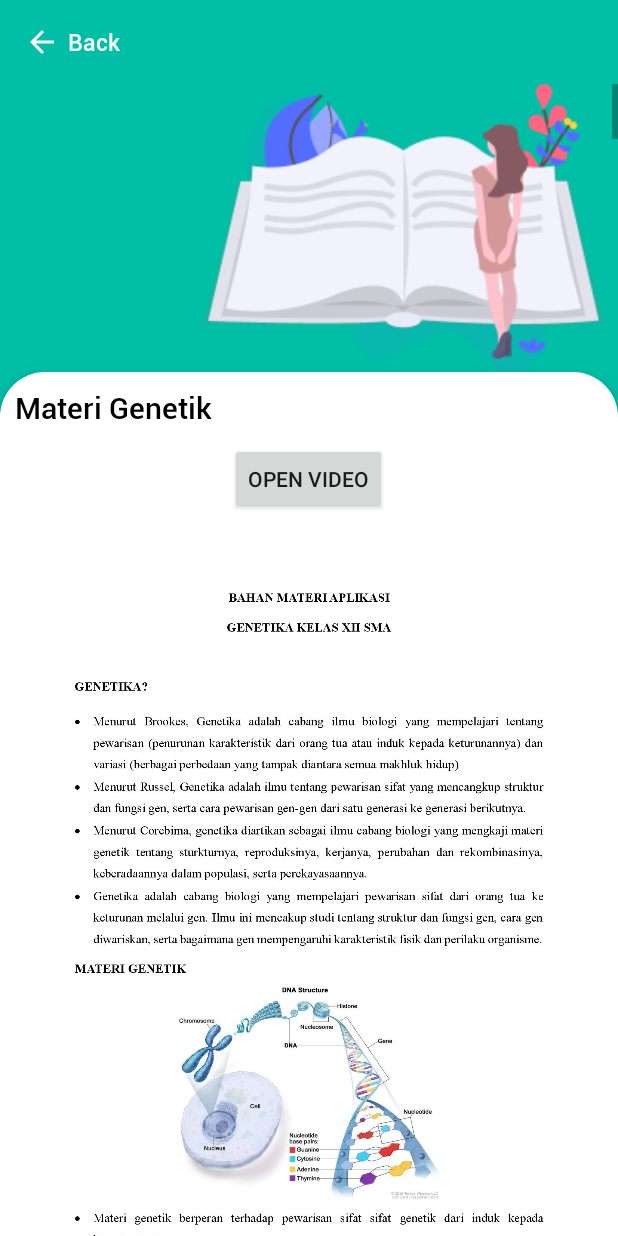
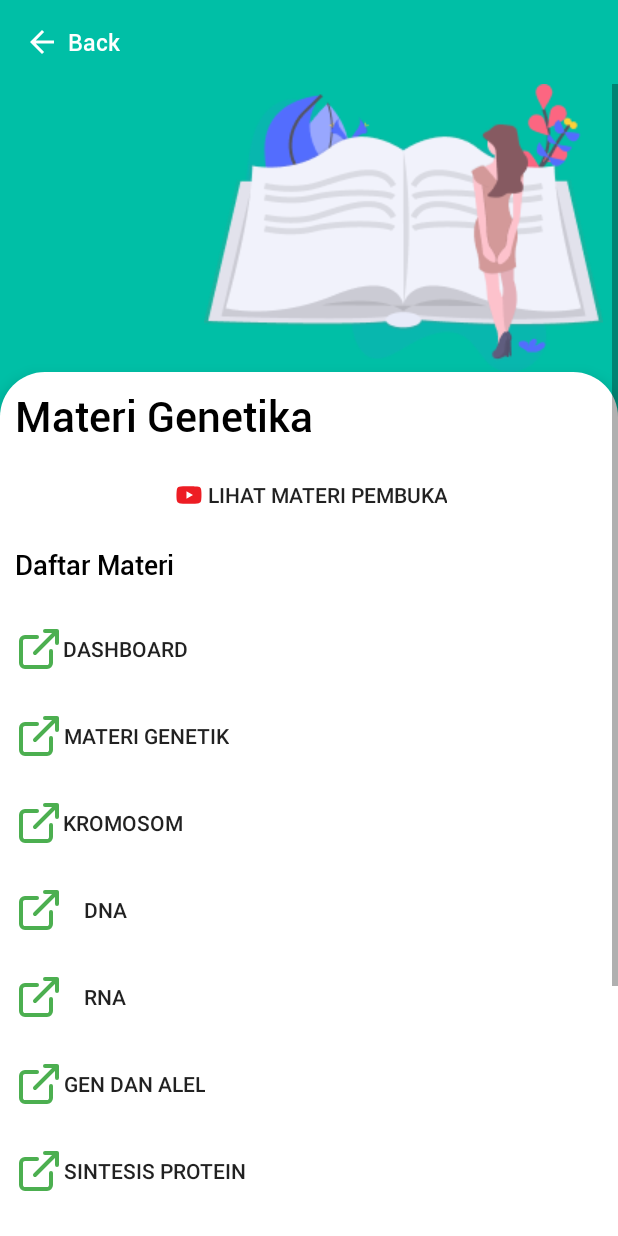
Before and after one commit to b1-hercules/pocket-biology, an Android app: the Materi screen opened directly, with no data from a screen before it, on a phone screen of 412 x 824 dp. Run offline under Robolectric (Android 15) with nearby library versions, the phone set to English and light mode, and no system bars.

Commit message:
perbaikan, tinggal dashboard dan list menu materi biologi di Materi.java dan activity_materi.xml.

```diff
--- a/app/src/main/java/com/adi/mediapembelajaranmatematika/Activity/Materi.java
+++ b/app/src/main/java/com/adi/mediapembelajaranmatematika/Activity/Materi.java
@@ -1,49 +1,42 @@
 package com.adi.mediapembelajaranmatematika.Activity;
 
-import android.content.Context;
 import android.content.Intent;
-import android.content.res.AssetManager;
-import android.graphics.Bitmap;
-import android.graphics.BitmapFactory;
 import android.net.Uri;
 import android.os.Bundle;
 import androidx.appcompat.app.AppCompatActivity;
-
-import android.os.ParcelFileDescriptor;
 import android.view.View;
-import android.webkit.WebView;
 import android.widget.Button;
 import android.widget.ImageView;
-import android.webkit.WebChromeClient;
-import android.widget.LinearLayout;
-
 import com.adi.mediapembelajaranmatematika.R;
-import java.io.File;
-import java.io.IOException;
-import java.io.InputStream;
-import java.util.ArrayList;
-import java.util.List;
 
 public class Materi extends AppCompatActivity {
-   // private PDFView pdfView;
-    private LinearLayout linearImage;
     @Override
     protected void onCreate(Bundle savedInstanceState) {
         super.onCreate(savedInstanceState);
         setContentView(R.layout.activity_materi);
 
-        linearImage = findViewById(R.id.linear_image);
-       // pdfView =  findViewById(R.id.pdfView);
-         Button btnOpenVideo = findViewById(R.id.btn_open_video);
+        Button btnOpenVideo = findViewById(R.id.btn_open_video);
         ImageView btnKembali = findViewById(R.id.btn_kembali);
+        Button btnDashboard = findViewById(R.id.btn_dashboard);
+        Button btnMateriGenetik = findViewById(R.id.btn_materi_genetik);
+        Button btnKromosom = findViewById(R.id.btn_kromosom);
+        Button btndna = findViewById(R.id.btn_dna);
+        Button btnrna = findViewById(R.id.btn_rna);
+        Button btnGendanAlel = findViewById(R.id.btn_gen_dan_alel);
+        Button btnSintesisProtein = findViewById(R.id.btn_sintesis_protein);
+        Button btnPewarisanSifat = findViewById(R.id.btn_pewarisan_sifat);
+        Button btnPautan = findViewById(R.id.btn_pautan);
+        Button btnHereditas = findViewById(R.id.btn_hereditas);
+        Button btnMutasi = findViewById(R.id.btn_mutasi);
+
         btnKembali.setOnClickListener(new View.OnClickListener() {
             @Override
             public void onClick(View v) {
-                onBackPressed(); // Go back to the previous activity
+                onBackPressed();
             }
         });
 
-       btnOpenVideo.setOnClickListener(new View.OnClickListener() {
+        btnOpenVideo.setOnClickListener(new View.OnClickListener() {
             @Override
             public void onClick(View v) {
                 Intent intent = new Intent(Intent.ACTION_VIEW);
@@ -52,41 +45,103 @@ public class Materi extends AppCompatActivity {
             }
         });
 
+        btnDashboard.setOnClickListener(new View.OnClickListener() {
+            @Override
+            public void onClick(View v) {
+                Intent intent = new Intent(Intent.ACTION_VIEW);
+                intent.setData(Uri.parse("https://sites.google.com/view/pocketbiology/dashboard"));
+                startActivity(intent);
+            }
+        });
 
-        WebView webView = findViewById(R.id.webview);
+        btnMateriGenetik.setOnClickListener(new View.OnClickListener() {
+            @Override
+            public void onClick(View v) {
+                Intent intent = new Intent(Intent.ACTION_VIEW);
+                intent.setData(Uri.parse("https://sites.google.com/view/pocketbiology/materi-genetik"));
+                startActivity(intent);
+            }
+        });
 
-        String frameVideo = "<html><body><iframe width=\"100%\" height=\"100%\" src=\"https://www.youtube.com/embed/pRLzqHAWTcs\" frameborder=\"0\" allowfullscreen></iframe></body></html>";
+        btnKromosom.setOnClickListener(new View.OnClickListener() {
+            @Override
+            public void onClick(View v) {
+                Intent intent = new Intent(Intent.ACTION_VIEW);
+                intent.setData(Uri.parse("https://sites.google.com/view/pocketbiology/kromosom"));
+                startActivity(intent);
+            }
+        });
 
-        webView.loadData(frameVideo, "text/html","utf-8");
-        webView.getSettings().setJavaScriptEnabled(true);
-        webView.setWebChromeClient(new WebChromeClient());
+        btndna.setOnClickListener(new View.OnClickListener() {
+            @Override
+            public void onClick(View v) {
+                Intent intent = new Intent(Intent.ACTION_VIEW);
+                intent.setData(Uri.parse("https://sites.google.com/view/pocketbiology/dna"));
+                startActivity(intent);
+            }
+        });
 
-     //   readPdf();
-        readImageAsset();
+        btnrna.setOnClickListener(new View.OnClickListener() {
+            @Override
+            public void onClick(View v) {
+                Intent intent = new Intent(Intent.ACTION_VIEW);
+                intent.setData(Uri.parse("https://sites.google.com/view/pocketbiology/rna"));
+                startActivity(intent);
+            }
+        });
+
+        btnGendanAlel.setOnClickListener(new View.OnClickListener() {
+            @Override
+            public void onClick(View v) {
+                Intent intent = new Intent(Intent.ACTION_VIEW);
+                intent.setData(Uri.parse("https://sites.google.com/view/pocketbiology/gendanalel"));
+                startActivity(intent);
+            }
+        });
+
+        btnSintesisProtein.setOnClickListener(new View.OnClickListener() {
+            @Override
+            public void onClick(View v) {
+                Intent intent = new Intent(Intent.ACTION_VIEW);
+                intent.setData(Uri.parse("https://sites.google.com/view/pocketbiology/sintesisprotein"));
+                startActivity(intent);
+            }
+        });
+
+        btnPewarisanSifat.setOnClickListener(new View.OnClickListener() {
+            @Override
+            public void onClick(View v) {
+                Intent intent = new Intent(Intent.ACTION_VIEW);
+                intent.setData(Uri.parse("https://sites.google.com/view/pocketbiology/pewarisansifat"));
+                startActivity(intent);
+            }
+        });
+
+        btnPautan.setOnClickListener(new View.OnClickListener() {
+            @Override
+            public void onClick(View v) {
+                Intent intent = new Intent(Intent.ACTION_VIEW);
+                intent.setData(Uri.parse("https://sites.google.com/view/pocketbiology/pautan"));
+                startActivity(intent);
+            }
+        });
+
+        btnHereditas.setOnClickListener(new View.OnClickListener() {
+            @Override
+            public void onClick(View v) {
+                Intent intent = new Intent(Intent.ACTION_VIEW);
+                intent.setData(Uri.parse("https://sites.google.com/view/pocketbiology/hereditas"));
+                startActivity(intent);
+            }
+        });
+
+        btnMutasi.setOnClickListener(new View.OnClickListener() {
+            @Override
+            public void onClick(View v) {
+                Intent intent = new Intent(Intent.ACTION_VIEW);
+                intent.setData(Uri.parse("https://sites.google.com/view/pocketbiology/mutasi"));
+                startActivity(intent);
+            }
+        });
     }
-
-    private void readImageAsset() {
-        for (int i = 0; i < 27; i++) {
-            AssetManager assetManager = getAssets();
-            ImageView imageView = new ImageView(this);
-            String name = String.valueOf(i+1);
-            try (
-                    //declaration of inputStream in try-with-resources statement will automatically close inputStream
-                    // ==> no explicit inputStream.close() in additional block finally {...} necessary
-                    InputStream inputStream = assetManager.open("materi/"+name+".jpg")
-            ) {
-                Bitmap bitmap = BitmapFactory.decodeStream(inputStream);
-                imageView.setImageBitmap(bitmap);
-                imageView.setScaleType(ImageView.ScaleType.FIT_CENTER);
-                imageView.setAdjustViewBounds(true);
-                imageView.setScaleType(ImageView.ScaleType.FIT_XY);
-                linearImage.addView(imageView);
-            } catch (IOException ex) {
-                //ignored
-            }
-        }
-
-
-    }
-
 }
--- /dev/null
+++ b/app/src/main/res/drawable/ic_external_link.xml
@@ -0,0 +1,12 @@
+<vector xmlns:android="http://schemas.android.com/apk/res/android"
+    android:width="32dp"
+    android:height="32dp"
+    android:viewportWidth="48"
+    android:viewportHeight="48">
+    <path
+        android:strokeColor="#4CAF50"
+        android:strokeWidth="4"
+        android:strokeLineCap="round"
+        android:strokeLineJoin="round"
+        android:pathData="M36 26v12c0 1.06-0.42 2.08-1.17 2.83S33.06 42 32 42H10c-1.06 0-2.08-0.42-2.83-1.17S6 39.06 6 38V16c0-1.06 0.42-2.08 1.17-2.83S8.94 12 10 12h12m8-6h12m0 0v12m0-12L20 28"/>
+</vector>
--- /dev/null
+++ b/app/src/main/res/drawable/ic_youtube_vector.xml
@@ -0,0 +1,12 @@
+<vector xmlns:android="http://schemas.android.com/apk/res/android"
+    android:width="24dp"
+    android:height="24dp"
+    android:viewportWidth="512"
+    android:viewportHeight="512">
+    <path
+        android:pathData="M0,0h512v512h-512z"
+        android:fillColor="#fff"/>
+    <path
+        android:pathData="m427,169c-4,-15 -17,-27 -32,-31 -34,-9 -239,-10 -278,0 -15,4 -28,16 -32,31 -9,38 -10,135 0,174 4,15 17,27 32,31 36,10 241,10 278,0 15,-4 28,-16 32,-31 9,-36 9,-137 0,-174zM220,309v-106l93,53z"
+        android:fillColor="#ed1d24"/>
+</vector>
--- a/app/src/main/res/layout/activity_materi.xml
+++ b/app/src/main/res/layout/activity_materi.xml
@@ -69,10 +69,9 @@
                     android:layout_height="match_parent"
                     android:layout_margin="10dp"
                     android:fontFamily="@font/roboto_medium"
-                    android:text="Materi Genetik"
+                    android:text="Materi Genetika"
                     android:textColor="@color/colorBlack"
-                    android:textSize="20sp" />
-
+                    android:textSize="28sp" />
 
                 <WebView
                     android:visibility="gone"
@@ -80,122 +79,144 @@
                     android:layout_width="match_parent"
                     android:layout_height="250sp" />
 
-
                 <Button
                     android:id="@+id/btn_open_video"
+                    android:layout_width="wrap_content"
+                    android:layout_height="wrap_content"
                     android:layout_gravity="center_horizontal"
-                    android:text="Open Video"
-                    android:layout_width="wrap_content"
-                    android:layout_height="wrap_content"/>
-
-
-                 <LinearLayout
-                     android:orientation="vertical"
-                     android:id="@+id/linear_image"
-                     android:layout_width="match_parent"
-                     android:layout_height="match_parent"/>
-
-<!--                <TextView
-                    android:layout_width="match_parent"
-                    android:layout_height="wrap_content"
-                    android:text="1. Kromosom"
-                    android:textStyle="bold"
-                    android:layout_marginTop="8dp"
-                    android:layout_marginBottom="4dp"
-                    android:layout_marginStart="16dp"
-                    android:layout_marginEnd="16dp"/>
+                    android:background="@android:color/transparent"
+                    android:text="Lihat Materi Pembuka"
+                    android:drawableLeft="@drawable/ic_youtube_vector" />
 
                 <TextView
                     android:layout_width="match_parent"
+                    android:layout_height="match_parent"
+                    android:layout_margin="10dp"
+                    android:fontFamily="@font/roboto_medium"
+                    android:text="Daftar Materi"
+                    android:textColor="@color/colorBlack"
+                    android:textSize="18sp" />
+
+              <!-- Tambahkan list Button disini -->
+
+                <Button
+                    android:id="@+id/btn_dashboard"
+                    android:layout_width="wrap_content"
                     android:layout_height="wrap_content"
-                    android:text="Kromosom adalah struktur yang terdiri dari DNA dan protein yang ditemukan di dalam inti sel, berperan penting dalam membawa informasi genetik esensial untuk pertumbuhan, perkembangan, dan fungsi organisme. Strukturnya melibatkan DNA yang membungkus sekitar protein histon, membentuk nukleosom. Kromosom memiliki berbagai bentuk berdasarkan posisi sentromer, termasuk metasentrik, submetasentrik, akrosentrik, dan telosentrik, dan bisa dilihat dalam kondisi paling terkondensasi selama pembelahan sel. Rumus kromosom, seperti 46,XX untuk wanita dan 46,XY untuk pria, menunjukkan jumlah dan jenis kromosom dalam sel. Spesies berbeda memiliki jumlah kromosom yang beragam, contohnya Drosophila melanogaster dengan 8 kromosom dan Oryza sativa dengan 24 kromosom."
-                    android:layout_marginBottom="8dp"
-                    android:layout_marginStart="16dp"
-                    android:layout_marginEnd="16dp"
-                    android:textIsSelectable="true"
-                    />
+                    android:background="@android:color/transparent"
+                    android:text="Dashboard"
+                    android:drawableLeft="@drawable/ic_external_link"
+                    android:layout_gravity="start"
+                    android:layout_marginTop="10dp"
+                    android:layout_marginLeft="10dp"/>
+                <Button
+                    android:id="@+id/btn_materi_genetik"
+                    android:layout_width="wrap_content"
+                    android:layout_height="wrap_content"
+                    android:background="@android:color/transparent"
+                    android:text="Materi Genetik"
+                    android:drawableLeft="@drawable/ic_external_link"
+                    android:layout_gravity="start"
+                    android:layout_marginTop="10dp"
+                    android:layout_marginLeft="10dp"/>
+                <Button
+                    android:id="@+id/btn_kromosom"
+                    android:layout_width="wrap_content"
+                    android:layout_height="wrap_content"
+                    android:background="@android:color/transparent"
+                    android:text="Kromosom"
+                    android:drawableLeft="@drawable/ic_external_link"
+                    android:layout_gravity="start"
+                    android:layout_marginTop="10dp"
+                    android:layout_marginLeft="10dp"/>
 
-                <TextView
-                    android:layout_width="match_parent"
+                <Button
+                    android:id="@+id/btn_dna"
+                    android:layout_width="wrap_content"
                     android:layout_height="wrap_content"
-                    android:text="2. Gen"
-                    android:textStyle="bold"
-                    android:layout_marginTop="8dp"
-                    android:layout_marginBottom="4dp"
-                    android:layout_marginStart="16dp"
-                    android:layout_marginEnd="16dp"/>
+                    android:background="@android:color/transparent"
+                    android:text="DNA"
+                    android:drawableLeft="@drawable/ic_external_link"
+                    android:layout_gravity="start"
+                    android:layout_marginTop="10dp"
+                    android:layout_marginLeft="10dp"/>
 
-                <TextView
-                    android:layout_width="match_parent"
+                <Button
+                    android:id="@+id/btn_rna"
+                    android:layout_width="wrap_content"
                     android:layout_height="wrap_content"
-                    android:text="Gen merupakan unit dasar warisan yang berlokasi pada kromosom, terdiri dari urutan DNA yang mengodekan informasi untuk sintesis protein atau RNA. Struktur gen mencakup daerah pengkodean (eksion) yang dibatasi oleh daerah tidak pengkodean (introns) dan diatur oleh promotor. Gen memiliki sifat seperti dominan, resesif, kodominan, dan interaksi genetik lainnya yang berpengaruh terhadap ekspresi fenotipik."
-                    android:layout_marginBottom="8dp"
-                    android:layout_marginStart="16dp"
-                    android:layout_marginEnd="16dp"
-                    android:textIsSelectable="true"
-                    />
+                    android:background="@android:color/transparent"
+                    android:text="RNA"
+                    android:drawableLeft="@drawable/ic_external_link"
+                    android:layout_gravity="start"
+                    android:layout_marginTop="10dp"
+                    android:layout_marginLeft="10dp"/>
 
-                <TextView
-                    android:layout_width="match_parent"
+                <Button
+                    android:id="@+id/btn_gen_dan_alel"
+                    android:layout_width="wrap_content"
                     android:layout_height="wrap_content"
-                    android:text="3. DNA"
-                    android:textStyle="bold"
-                    android:layout_marginTop="8dp"
-                    android:layout_marginBottom="4dp"
-                    android:layout_marginStart="16dp"
-                    android:layout_marginEnd="16dp"/>
+                    android:background="@android:color/transparent"
+                    android:text="Gen dan Alel"
+                    android:drawableLeft="@drawable/ic_external_link"
+                    android:layout_gravity="start"
+                    android:layout_marginTop="10dp"
+                    android:layout_marginLeft="10dp"/>
 
-                <TextView
-                    android:layout_width="match_parent"
+                <Button
+                    android:id="@+id/btn_sintesis_protein"
+                    android:layout_width="wrap_content"
                     android:layout_height="wrap_content"
-                    android:text="DNA (Deoxyribonucleic Acid) adalah molekul pembawa informasi genetik, dikenal dengan struktur ganda heliks yang stabil. Strukturnya terdiri dari dua untai polinukleotida yang terpilin, dengan pasangan basa adenin (A) dengan timin (T) dan sitosin (C) dengan guanin (G). Replikasi DNA bersifat semi-konservatif, di mana setiap untai baru terdiri dari satu untai lama dan satu yang baru disintesis. Enzim utama dalam replikasi DNA meliputi DNA polimerase, helikase, ligase, dan primase."
-                    android:layout_marginBottom="8dp"
-                    android:layout_marginStart="16dp"
-                    android:layout_marginEnd="16dp"
-                    android:textIsSelectable="true"
-                    />
+                    android:background="@android:color/transparent"
+                    android:text="Sintesis Protein"
+                    android:drawableLeft="@drawable/ic_external_link"
+                    android:layout_gravity="start"
+                    android:layout_marginTop="10dp"
+                    android:layout_marginLeft="10dp"/>
 
-                <TextView
-                    android:layout_width="match_parent"
+                <Button
+                    android:id="@+id/btn_pewarisan_sifat"
+                    android:layout_width="wrap_content"
                     android:layout_height="wrap_content"
-                    android:text="4. RNA"
-                    android:textStyle="bold"
-                    android:layout_marginTop="8dp"
-                    android:layout_marginBottom="4dp"
-                    android:layout_marginStart="16dp"
-                    android:layout_marginEnd="16dp"
-                    android:textIsSelectable="true"
-                    />
+                    android:background="@android:color/transparent"
+                    android:text="Pewarisan Sifat"
+                    android:drawableLeft="@drawable/ic_external_link"
+                    android:layout_gravity="start"
+                    android:layout_marginTop="10dp"
+                    android:layout_marginLeft="10dp"/>
 
-                <TextView
-                    android:layout_width="match_parent"
+                <Button
+                    android:id="@+id/btn_pautan"
+                    android:layout_width="wrap_content"
                     android:layout_height="wrap_content"
-                    android:text="RNA (Ribonucleic Acid) adalah molekul yang terlibat dalam sintesis protein dan proses genetik lainnya. Berbeda dengan DNA, RNA adalah untai tunggal yang terdiri dari ribonukleotida, dengan uracil (U) menggantikan timin (T). Terdapat tiga jenis utama RNA, yaitu mRNA (messenger RNA), tRNA (transfer RNA), dan rRNA (ribosomal RNA), yang masing-masing memiliki peran khusus dalam sintesis protein."
-                    android:layout_marginBottom="8dp"
-                    android:layout_marginStart="16dp"
-                    android:layout_marginEnd="16dp"
-                    android:textIsSelectable="true"
-                    />
+                    android:background="@android:color/transparent"
+                    android:text="Pautan"
+                    android:drawableLeft="@drawable/ic_external_link"
+                    android:layout_gravity="start"
+                    android:layout_marginTop="10dp"
+                    android:layout_marginLeft="10dp"/>
 
-                <TextView
-                    android:layout_width="match_parent"
+                <Button
+                    android:id="@+id/btn_hereditas"
+                    android:layout_width="wrap_content"
                     android:layout_height="wrap_content"
-                    android:text="5. Sintesis Protein"
-                    android:textStyle="bold"
-                    android:layout_marginTop="8dp"
-                    android:layout_marginBottom="4dp"
-                    android:layout_marginStart="16dp"
-                    android:layout_marginEnd="16dp"/>
+                    android:background="@android:color/transparent"
+                    android:text="Hereditas"
+                    android:drawableLeft="@drawable/ic_external_link"
+                    android:layout_gravity="start"
+                    android:layout_marginTop="10dp"
+                    android:layout_marginLeft="10dp"/>
 
-                <TextView
-                    android:layout_width="match_parent"
+                <Button
+                    android:id="@+id/btn_mutasi"
+                    android:layout_width="wrap_content"
                     android:layout_height="wrap_content"
-                    android:text="Sintesis protein adalah proses pembentukan protein dari informasi genetik melalui transkripsi dan translasi. Transkripsi mengubah DNA menjadi mRNA, sedangkan translasi mengubah mRNA menjadi rantai asam amino protein. Kode genetik, yang terdiri dari urutan basa pada DNA atau RNA, menentukan urutan asam amino dalam protein. Setiap tiga basa (kodon) mengkode satu asam amino, dengan ATG mengkode untuk metionin, sering dijadikan kodon awal untuk sintesis protein. Kedua rantai DNA berperan dalam kodifikasi genetik, namun hanya satu rantai yang digunakan sebagai templat untuk transkripsi."
-                    android:layout_marginBottom="8dp"
-                    android:layout_marginStart="16dp"
-                    android:layout_marginEnd="16dp"
-                    android:textIsSelectable="true"
-                    />-->
+                    android:background="@android:color/transparent"
+                    android:text="Mutasi"
+                    android:drawableLeft="@drawable/ic_external_link"
+                    android:layout_gravity="start"
+                    android:layout_marginTop="10dp"
+                    android:layout_marginLeft="10dp"/>
 
             </LinearLayout>
 
```
Also changed, not shown: app/src/main/java/com/adi/mediapembelajaranmatematika/Activity/CaraPenggunaan.java (+1 -22 lines), app/src/main/res/layout/activity_cara_penggunaan.xml (+1 -10 lines), app/src/main/res/layout/activity_kompetensi_dasar.xml (+71 -1 lines), app/src/main/res/layout/fragment_cara_penggunaan_1.xml (+8 -23 lines), app/src/main/res/drawable/icon_youtube.png (added), app/src/main/res/drawable/kromosom.png (added), app/src/main/res/drawable/penjelasan_menu_new.jpg (added).
